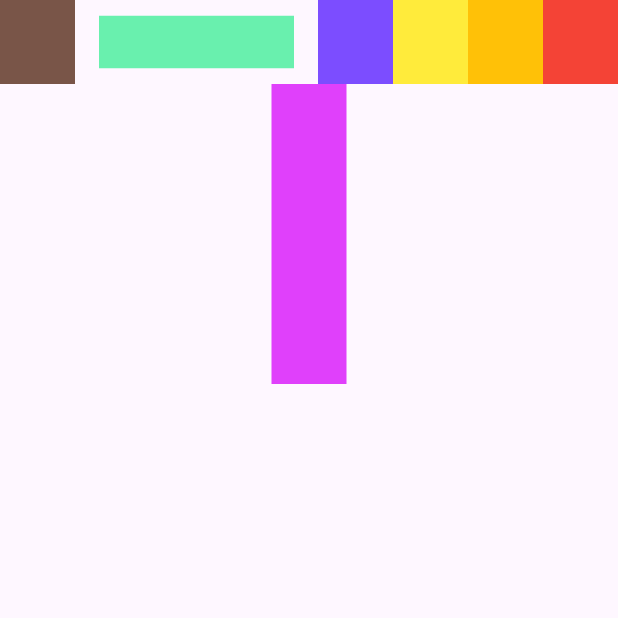
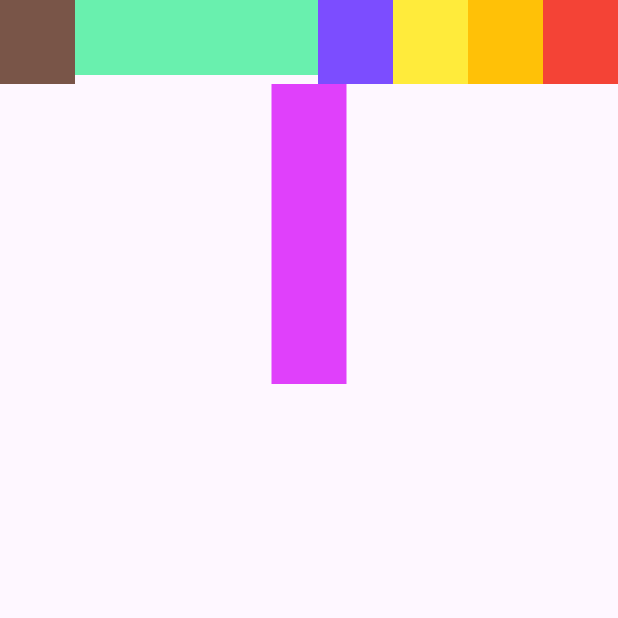
Before and after one commit to Melidasari/Pemograman_Flutter, a Flutter app: the screen it shows after launch, on a phone screen of 412 x 824 dp, the top half of it. Run offline on Flutter 3.47's test engine with Material 3 defaults, Android fonts, the phone set to English and light mode, and no system bars; our stand-ins replace faker.

Commit message:
Update FLUTTER 14 AppBar Widget

```diff
--- a/appbar_widget/lib/main.dart
+++ b/appbar_widget/lib/main.dart
@@ -54,6 +54,12 @@ class MyApp extends StatelessWidget {
               color: Colors.purpleAccent,
             ),
           ),
+          //flexibleSpace: Center(child: Text("FLEXIBLE SPACE")),
+          flexibleSpace: Container(
+            //width: 50,
+            height: 50,
+            color: Colors.greenAccent,
+          ),
         ),
       ),
     );
```
